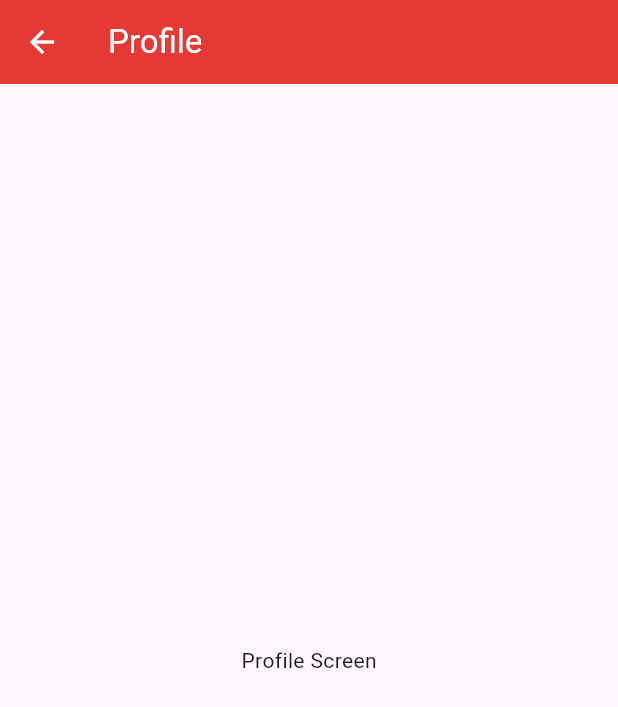
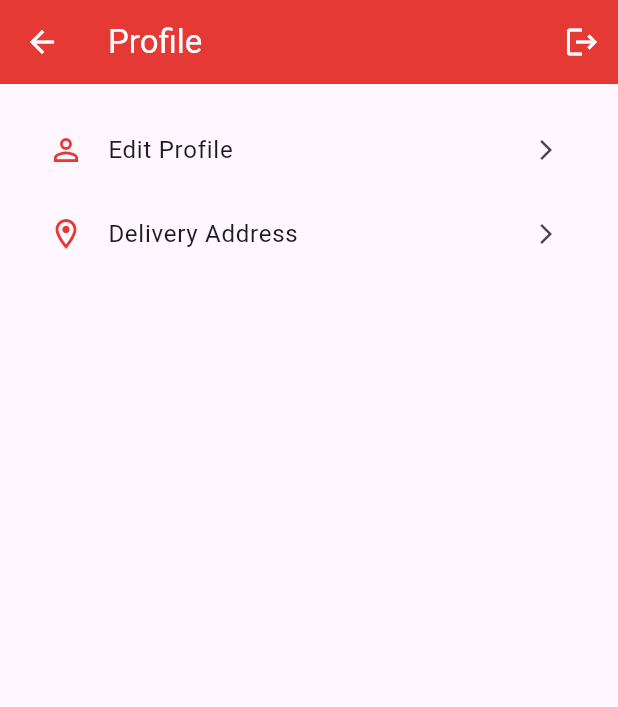
Before and after one commit to KennJ78/babaorderingapp, a Flutter app: the ProfileScreen screen opened directly, on a phone screen of 412 x 824 dp. Shown: the top 707 px of the screen. Run offline on Flutter 3.47's test engine with Material 3 defaults, Android fonts, the phone set to English and light mode, and no system bars; our stand-ins replace shared_preferences; accounts and stored records are empty.

Commit message:
week 3 day 2-3

```diff
--- a/lib/pages/profile_screen.dart
+++ b/lib/pages/profile_screen.dart
@@ -1,4 +1,6 @@
 import 'package:flutter/material.dart';
+import 'cart_screen.dart';
+import 'LoginandSignup.dart';
 
 class ProfileScreen extends StatelessWidget {
   const ProfileScreen({super.key});
@@ -10,10 +12,92 @@ class ProfileScreen extends StatelessWidget {
         title: const Text('Profile'),
         backgroundColor: Colors.red[600],
         foregroundColor: Colors.white,
+        actions: [
+          IconButton(
+            icon: const Icon(Icons.logout),
+            onPressed: () {
+              _showLogoutDialog(context);
+            },
+          ),
+        ],
       ),
-      body: const Center(
-        child: Text('Profile Screen'),
+      body: Padding(
+        padding: const EdgeInsets.all(16.0),
+        child: Column(
+          children: [
+            _buildProfileOption(
+              icon: Icons.person_outline,
+              title: 'Edit Profile',
+              onTap: () {
+              },
+            ),
+            _buildProfileOption(
+              icon: Icons.location_on_outlined,
+              title: 'Delivery Address',
+              onTap: () {
+              },
+            ),
+          ],
+        ),
       ),
     );
   }
+
+  Widget _buildProfileOption({
+    required IconData icon,
+    required String title,
+    required VoidCallback onTap,
+  }) {
+    return ListTile(
+      leading: Icon(icon, color: Colors.red[600]),
+      title: Text(title),
+      trailing: const Icon(Icons.arrow_forward_ios, size: 16),
+      onTap: onTap,
+    );
+  }
+
+  void _showLogoutDialog(BuildContext context) {
+    showDialog(
+      context: context,
+      builder: (BuildContext context) {
+        return AlertDialog(
+          title: const Text('Logout'),
+          content: const Text('Are you sure you want to logout?'),
+          actions: [
+            TextButton(
+              onPressed: () => Navigator.of(context).pop(),
+              child: const Text('Cancel'),
+            ),
+            TextButton(
+              onPressed: () {
+                Navigator.of(context).pop();
+                _performLogout(context);
+              },
+              style: TextButton.styleFrom(
+                foregroundColor: Colors.red,
+              ),
+              child: const Text('Logout'),
+            ),
+          ],
+        );
+      },
+    );
+  }
+
+  void _performLogout(BuildContext context) {
+    CartService.cartProducts.clear();
+
+    ScaffoldMessenger.of(context).showSnackBar(
+      SnackBar(
+        content: const Text('Successfully logged out'),
+        backgroundColor: Colors.green[600],
+        duration: const Duration(seconds: 2),
+      ),
+    );
+
+    Navigator.of(context).pushAndRemoveUntil(
+      MaterialPageRoute(builder: (_) => const LoginScreen()),
+          (route) => false,
+    );
+  }
 }
```
